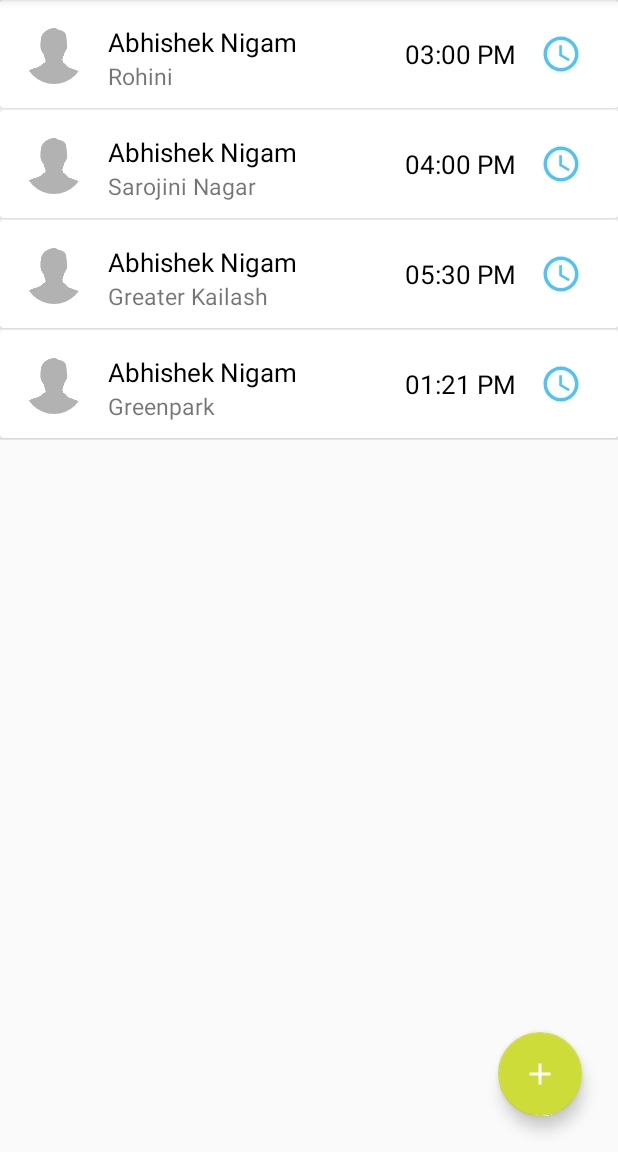
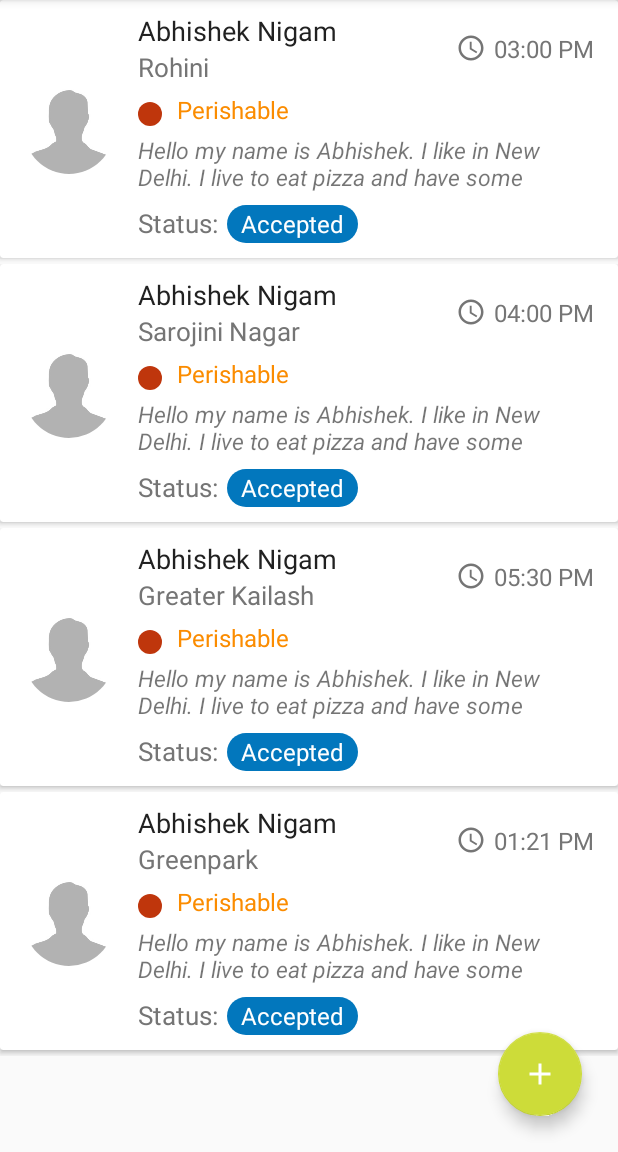
Before and after one commit to abhishekpopli/feeding-india-android-app, an Android app: the screen it shows after launch (MainActivity), on a phone screen of 412 x 824 dp, the part 84-1236 px from its top. Run offline under Robolectric (Android 15) with nearby library versions, the phone set to English and light mode, and no system bars; our stand-ins replace CircleImageView.

Commit message:
Redesigned donation list item

```diff
--- a/app/src/main/java/com/example/feedingindiaapp/DonationAdapter.java
+++ b/app/src/main/java/com/example/feedingindiaapp/DonationAdapter.java
@@ -69,7 +69,7 @@ public class DonationAdapter extends RecyclerView.Adapter<DonationAdapter.ViewHo
             super(itemView);
 
             // View holder creates link to element in the view
-            listItemSubheading = (TextView) itemView.findViewById(R.id.list_item_subheading);
+            listItemSubheading = (TextView) itemView.findViewById(R.id.list_item_donation_area);
             listItemTime = (TextView) itemView.findViewById(R.id.list_item_time);
             listItemLayout = (LinearLayout) itemView.findViewById(R.id.list_item_layout);
         }
--- /dev/null
+++ b/app/src/main/res/drawable/blue_tag.xml
@@ -0,0 +1,10 @@
+<?xml version="1.0" encoding="utf-8"?>
+<shape xmlns:android="http://schemas.android.com/apk/res/android"
+    android:shape="rectangle">
+    <solid android:color="#0277bd" />
+    <corners
+        android:bottomLeftRadius="15dp"
+        android:bottomRightRadius="15dp"
+        android:topLeftRadius="15dp"
+        android:topRightRadius="15dp" />
+</shape>
--- /dev/null
+++ b/app/src/main/res/drawable/green_circle_shape.xml
@@ -0,0 +1,10 @@
+<?xml version="1.0" encoding="utf-8"?>
+<shape xmlns:android="http://schemas.android.com/apk/res/android"
+    android:shape="rectangle">
+    <solid android:color="#8bc34a" />
+    <corners
+        android:bottomLeftRadius="10dp"
+        android:bottomRightRadius="10dp"
+        android:topLeftRadius="10dp"
+        android:topRightRadius="10dp" />
+</shape>
--- /dev/null
+++ b/app/src/main/res/drawable/green_tag.xml
@@ -0,0 +1,10 @@
+<?xml version="1.0" encoding="utf-8"?>
+<shape xmlns:android="http://schemas.android.com/apk/res/android"
+    android:shape="rectangle">
+    <solid android:color="#27aa6b" />
+    <corners
+        android:bottomLeftRadius="15dp"
+        android:bottomRightRadius="15dp"
+        android:topLeftRadius="15dp"
+        android:topRightRadius="15dp" />
+</shape>
--- a/app/src/main/res/drawable/ic_clock_24dp.xml
+++ b/app/src/main/res/drawable/ic_clock_24dp.xml
@@ -4,6 +4,6 @@
     android:viewportHeight="24.0"
     android:viewportWidth="24.0">
     <path
-        android:fillColor="#4fc3f7"
+        android:fillColor="@color/colorSecondaryText"
         android:pathData="M11.99,2C6.47,2 2,6.48 2,12s4.47,10 9.99,10C17.52,22 22,17.52 22,12S17.52,2 11.99,2zM12,20c-4.42,0 -8,-3.58 -8,-8s3.58,-8 8,-8 8,3.58 8,8 -3.58,8 -8,8zM12.5,7H11v6l5.25,3.15 0.75,-1.23 -4.5,-2.67z" />
 </vector>
--- /dev/null
+++ b/app/src/main/res/drawable/red_circle_shape.xml
@@ -0,0 +1,10 @@
+<?xml version="1.0" encoding="utf-8"?>
+<shape xmlns:android="http://schemas.android.com/apk/res/android"
+    android:shape="rectangle">
+    <solid android:color="#bf360c" />
+    <corners
+        android:bottomLeftRadius="10dp"
+        android:bottomRightRadius="10dp"
+        android:topLeftRadius="10dp"
+        android:topRightRadius="10dp" />
+</shape>
--- a/app/src/main/res/layout/donation_list_item.xml
+++ b/app/src/main/res/layout/donation_list_item.xml
@@ -7,12 +7,13 @@
     <android.support.v7.widget.CardView
         android:layout_width="match_parent"
         android:layout_height="wrap_content"
-        android:layout_marginBottom="1dp">
+        android:layout_marginBottom="4dp"
+        android:elevation="1dp">
 
         <LinearLayout
             android:id="@+id/list_item_layout"
             android:layout_width="match_parent"
-            android:layout_height="72dp"
+            android:layout_height="172dp"
             android:orientation="horizontal"
             android:paddingBottom="8dp"
             android:paddingLeft="16dp"
@@ -21,8 +22,8 @@
 
             <de.hdodenhof.circleimageview.CircleImageView xmlns:app="http://schemas.android.com/apk/res-auto"
                 android:id="@+id/list_item_image"
-                android:layout_width="40dp"
-                android:layout_height="40dp"
+                android:layout_width="60dp"
+                android:layout_height="60dp"
                 android:layout_gravity="center"
                 android:src="@drawable/profile_placeholder"
                 app:civ_border_width="0dp" />
@@ -32,48 +33,140 @@
                 android:layout_height="match_parent"
                 android:layout_weight="1"
                 android:orientation="vertical"
-                android:paddingLeft="16dp"
-                android:paddingTop="8dp">
+                android:paddingLeft="16dp">
+
+                <LinearLayout
+                    android:layout_width="match_parent"
+                    android:layout_height="wrap_content"
+                    android:layout_marginBottom="5dp"
+                    android:orientation="horizontal">
+
+                    <LinearLayout
+                        android:layout_width="0dp"
+                        android:layout_height="wrap_content"
+                        android:layout_weight="1"
+                        android:orientation="vertical">
 
                         <TextView
-                    android:id="@+id/list_item_heading"
-                    android:layout_width="match_parent"
+                            android:id="@+id/list_item_donor_name"
+                            android:layout_width="wrap_content"
                             android:layout_height="wrap_content"
                             android:maxLines="1"
                             android:text="Abhishek Nigam"
-                    android:textColor="#000"
-                    android:textSize="17sp" />
+                            android:textColor="@color/colorPrimaryText"
+                            android:textSize="18sp" />
 
                         <TextView
-                    android:id="@+id/list_item_subheading"
-                    android:layout_width="match_parent"
+                            android:id="@+id/list_item_donation_area"
+                            android:layout_width="wrap_content"
                             android:layout_height="wrap_content"
                             android:maxLines="1"
                             android:text="Sarojini Nagar"
-                    android:textSize="15sp" />
+                            android:textColor="@color/colorSecondaryText"
+                            android:textSize="17sp" />
 
+                    </LinearLayout>
+
+                    <LinearLayout
+                        android:layout_width="wrap_content"
+                        android:layout_height="match_parent"
+                        android:gravity="center"
+                        android:orientation="horizontal">
+
+                        <ImageView
+                            android:id="@+id/list_item_check"
+                            android:layout_width="20dp"
+                            android:layout_height="20dp"
+                            android:src="@drawable/ic_clock_24dp" />
+
+                        <TextView
+                            android:id="@+id/list_item_time"
+                            android:layout_width="wrap_content"
+                            android:layout_height="wrap_content"
+                            android:layout_marginLeft="5dp"
+                            android:maxLines="1"
+                            android:text="2:50 PM"
+                            android:textColor="@color/colorSecondaryText"
+                            android:textSize="16sp" />
+
+                    </LinearLayout>
+
+                </LinearLayout>
+
+                <LinearLayout
+                    android:layout_width="match_parent"
+                    android:layout_height="wrap_content"
+                    android:layout_marginBottom="8dp"
+                    android:orientation="vertical">
+
+                    <LinearLayout
+                        android:layout_width="match_parent"
+                        android:layout_height="wrap_content"
+                        android:layout_marginBottom="5dp"
+                        android:orientation="horizontal">
+
+                        <View
+                            android:layout_width="16dp"
+                            android:layout_height="16dp"
+                            android:layout_gravity="bottom"
+                            android:background="@drawable/red_circle_shape" />
+
+                        <TextView
+                            android:layout_width="wrap_content"
+                            android:layout_height="wrap_content"
+                            android:layout_marginLeft="10dp"
+                            android:gravity="bottom"
+                            android:maxLines="1"
+                            android:text="Perishable"
+                            android:textColor="#fb8c00"
+                            android:textSize="16dp" />
 
                     </LinearLayout>
 
                     <TextView
-                android:id="@+id/list_item_time"
+                        android:layout_width="match_parent"
+                        android:layout_height="wrap_content"
+                        android:maxLines="2"
+                        android:text="Hello my name is Abhishek. I like in New Delhi. I live to eat pizza and have some coffee"
+                        android:textSize="15sp"
+                        android:textStyle="italic" />
+
+                </LinearLayout>
+
+
+                <LinearLayout
+                    android:layout_width="match_parent"
+                    android:layout_height="wrap_content"
+                    android:orientation="horizontal">
+
+                    <TextView
+                        android:id="@+id/list_item_donation_food_type"
                         android:layout_width="wrap_content"
-                android:layout_height="match_parent"
-                android:gravity="center"
-                android:paddingLeft="8dp"
-                android:paddingRight="8dp"
-                android:text="2:50 PM"
-                android:textColor="#000"
+                        android:layout_height="wrap_content"
+                        android:maxLines="1"
+                        android:paddingRight="6dp"
+                        android:text="Status:"
+                        android:textColor="@color/colorSecondaryText"
                         android:textSize="17sp" />
 
-            <ImageView
-                android:id="@+id/list_item_check"
-                android:layout_width="44dp"
-                android:layout_height="44dp"
-                android:layout_gravity="center"
-                android:paddingLeft="8dp"
-                android:paddingRight="8dp"
-                android:src="@drawable/ic_clock_24dp" />
+                    <TextView
+                        android:id="@+id/list_item_donation_status"
+                        android:layout_width="wrap_content"
+                        android:layout_height="wrap_content"
+                        android:background="@drawable/blue_tag"
+                        android:maxLines="1"
+                        android:paddingBottom="2dp"
+                        android:paddingLeft="9dp"
+                        android:paddingRight="9dp"
+                        android:paddingTop="1dp"
+                        android:text="Accepted"
+                        android:textColor="#FFFF"
+                        android:textSize="16sp" />
+
+                </LinearLayout>
+
+            </LinearLayout>
+
 
         </LinearLayout>
 
--- a/app/src/main/res/menu/activity_main_drawer.xml
+++ b/app/src/main/res/menu/activity_main_drawer.xml
@@ -25,4 +25,13 @@
         </menu>
     </item>
 
+    <item android:title="Others">
+        <menu>
+            <item
+                android:id="@+id/nav_support_dev"
+                android:icon="@drawable/ic_menu_slideshow"
+                android:title="Support Dev" />
+        </menu>
+    </item>
+
 </menu>
```
Lines whose indentation alone changed are shown as unchanged.
